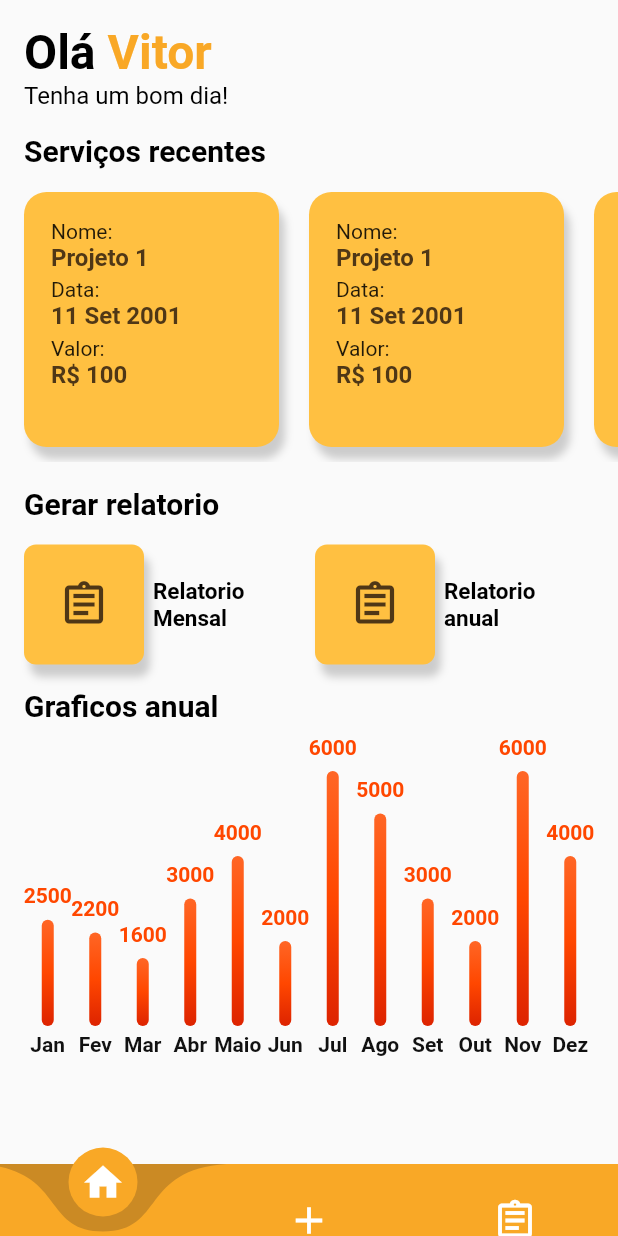
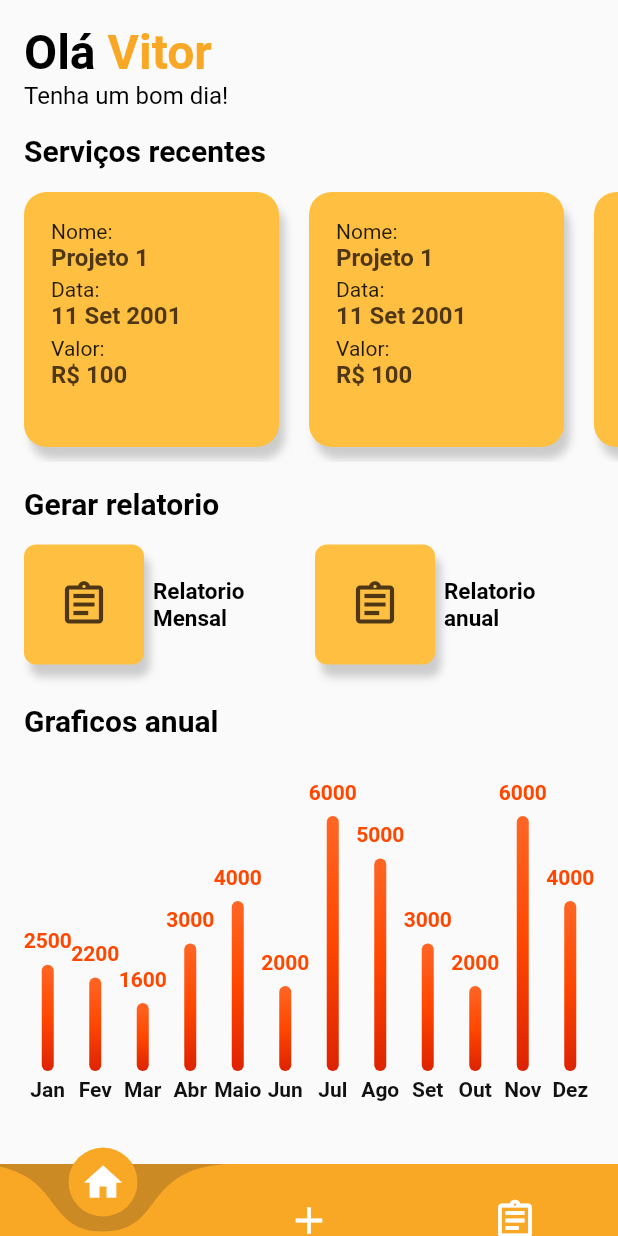
Before and after one commit to Matheus-Tankian/gerencia_ai, a Flutter app: the Home screen opened by its route, on a phone screen of 412 x 824 dp. Run offline on Flutter 3.47's test engine with Material 2 defaults, Android fonts, the phone set to English and light mode, and no system bars; drawn by our look-alikes of curved_navigation_bar, fl_chart; our stand-ins replace file_picker.

Commit message:
ajustando espacamentos

```diff
--- a/gerenciaai/lib/src/home/home_page.dart
+++ b/gerenciaai/lib/src/home/home_page.dart
@@ -20,6 +20,7 @@ class HomePage extends StatelessWidget {
             padding: const EdgeInsets.all(16),
             child: Column(
               crossAxisAlignment: CrossAxisAlignment.start,
+              mainAxisAlignment: MainAxisAlignment.spaceBetween,
               children: [
                 RichText(
                   text: const TextSpan(
@@ -197,7 +198,9 @@ class HomePage extends StatelessWidget {
                                   color: Colors.grey.withOpacity(0.5),
                                   blurRadius: 4,
                                   offset: const Offset(
-                                      4, 8), // changes position of shadow
+                                    4,
+                                    8,
+                                  ),
                                 ),
                               ],
                             ),
@@ -226,7 +229,7 @@ class HomePage extends StatelessWidget {
                     ),
                   ],
                 ),
-                const SizedBox(height: 16),
+                const SizedBox(height: 26),
                 const Text(
                   'Graficos anual',
                   style: TextStyle(
@@ -235,7 +238,7 @@ class HomePage extends StatelessWidget {
                     fontWeight: FontWeight.bold,
                   ),
                 ),
-                const SizedBox(height: 32),
+                const SizedBox(height: 52),
                 const SizedBox(
                   height: 200,
                   child: BarChartWidget(),
```
